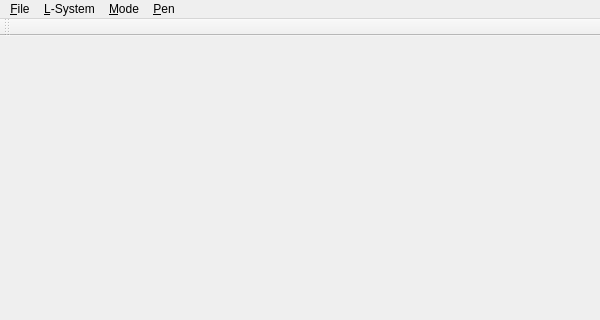
gnishida/SketchTree, file SketchVase/MainWindow.ui: the form before one commit; both pictures show x 0 to 600 and y 0 to 320 of the 600 by 600 pixel window.
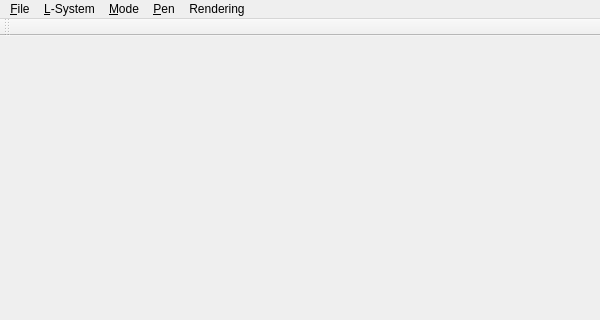
The form after the commit.

Commit message: Add wireframe rendering

Diff of the .ui file:
```diff
--- a/SketchVase/MainWindow.ui
+++ b/SketchVase/MainWindow.ui
@@ -75,10 +75,18 @@
     <addaction name="menuColor"/>
     <addaction name="menuWidth"/>
    </widget>
+   <widget class="QMenu" name="menuRendering">
+    <property name="title">
+     <string>Rendering</string>
+    </property>
+    <addaction name="actionRenderingNoWireframe"/>
+    <addaction name="actionRenderingWireframe"/>
+   </widget>
    <addaction name="menuFile"/>
    <addaction name="menuL_System"/>
    <addaction name="menuMode"/>
    <addaction name="menuPen"/>
+   <addaction name="menuRendering"/>
   </widget>
   <widget class="QToolBar" name="mainToolBar">
    <attribute name="toolBarArea">
```
Left out of the diff: 16 changed lines with no effect on the pictures. The commit also changes 11 other files.
